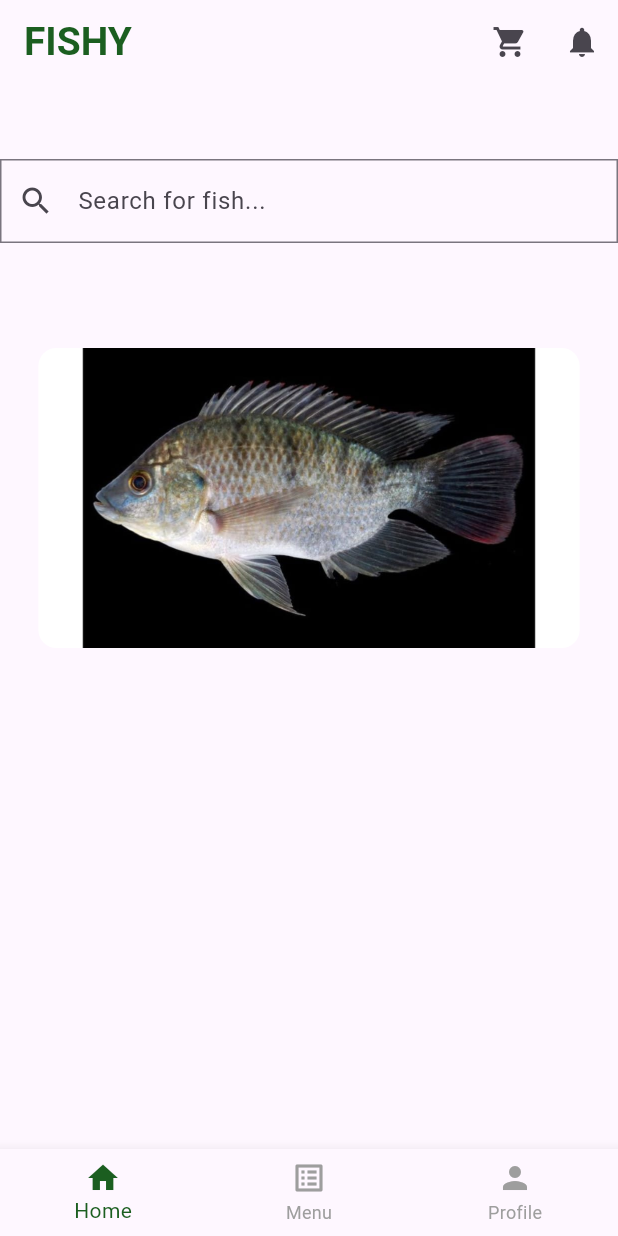
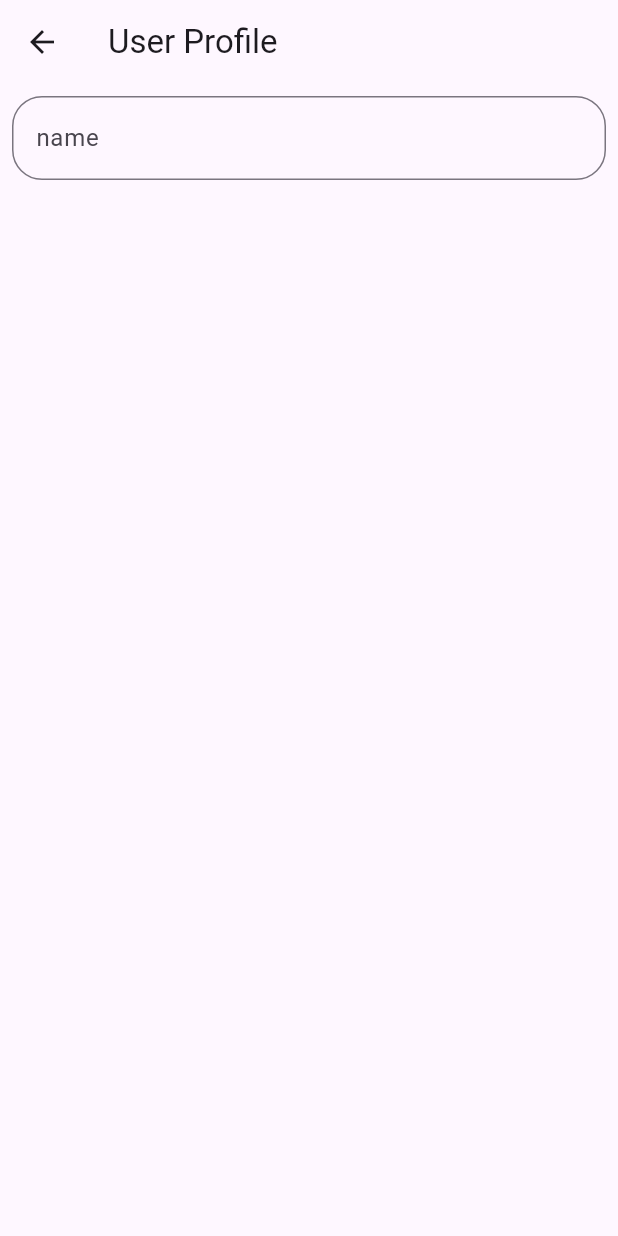
Before and after one commit to PriyadhaPrakash/Fishy, a Flutter app: the screen it shows after launch, on a phone screen of 412 x 824 dp. Run offline on Flutter 3.47's test engine with Material 3 defaults, Android fonts, the phone set to English and light mode, and no system bars; drawn by our look-alikes of carousel_slider; our stand-ins replace flutter_otp_text_field.

Commit message:
profile page

```diff
--- a/lib/main.dart
+++ b/lib/main.dart
@@ -3,6 +3,7 @@ import 'package:fishy/Homepage.dart';
 import 'package:fishy/Phone_number.dart';
 import 'package:fishy/intro_page.dart';
 import 'package:fishy/otp_page.dart';
+import 'package:fishy/profile_page.dart';
 import 'package:flutter/material.dart';
 
 void main() {
@@ -35,7 +36,7 @@ class MyApp extends StatelessWidget {
         // tested with just a hot reload.
         colorScheme: ColorScheme.fromSeed(seedColor: Colors.deepPurple),
       ),
-      home:Home()
+      home:ProfilePage()
     );
   }
 }
--- /dev/null
+++ b/lib/profile_page.dart
@@ -0,0 +1,26 @@
+import 'package:flutter/material.dart';
+
+class ProfilePage extends StatefulWidget {
+  const ProfilePage({super.key});
+
+  @override
+  State<ProfilePage> createState() => _ProfilePageState();
+}
+
+class _ProfilePageState extends State<ProfilePage> {
+  @override
+  Widget build(BuildContext context) {
+    return Scaffold(
+      appBar: AppBar(leading: BackButton(), title: Text("User Profile")),
+      body: Padding(
+        padding: const EdgeInsets.all(8.0),
+        child: TextField(
+          decoration: InputDecoration(
+            hintText: "name",
+            border: OutlineInputBorder(borderRadius: BorderRadius.circular(20)),
+          ),
+        ),
+      ),
+    );
+  }
+}
```
Also changed, not shown: lib/otp_page.dart (+3 -4 lines).
